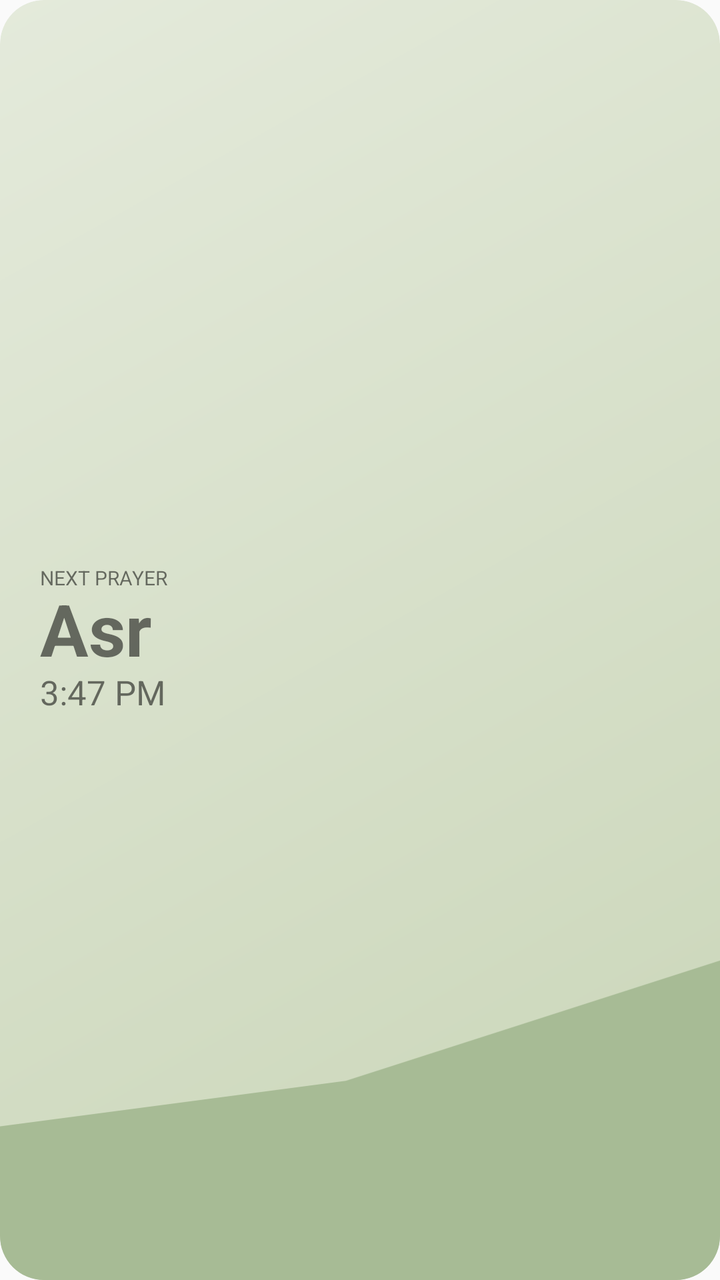
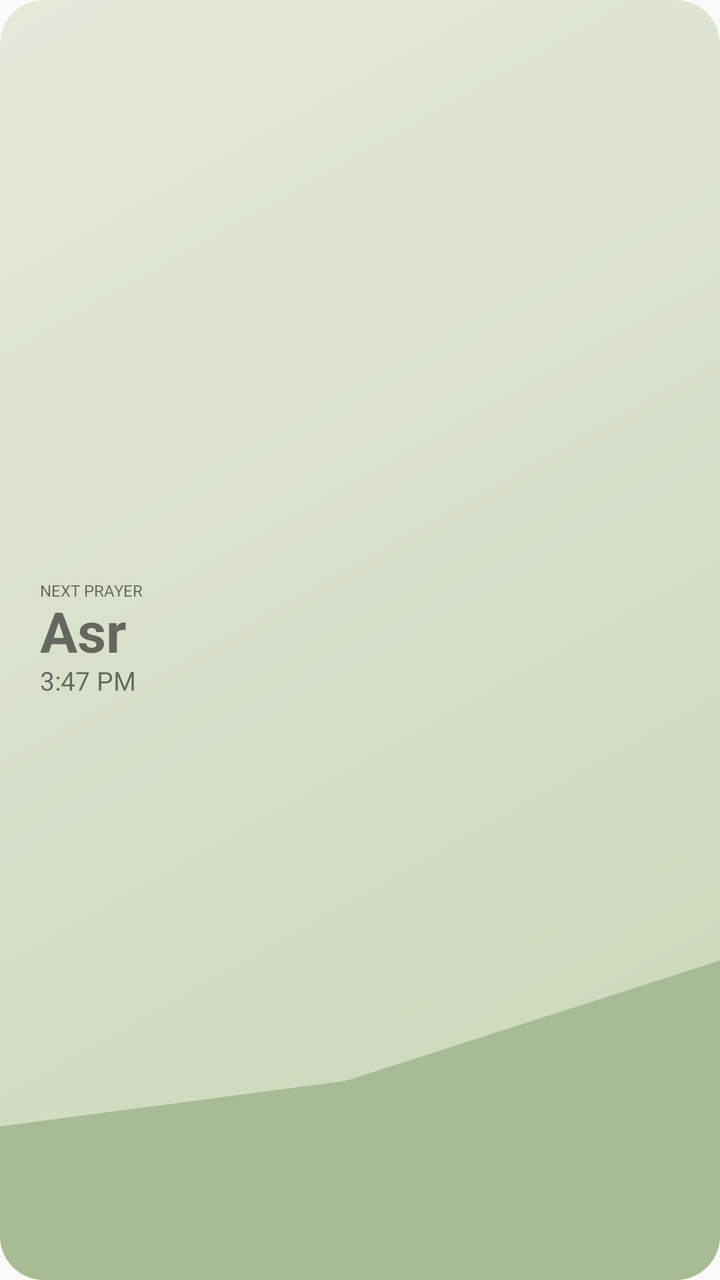

Screens rendered from an Android XML layout before and after an edit, with the pre-edit source and the edit as a unified diff.
<!-- AndroidManifest.xml: application theme AppTheme -->
<!-- res/layout/prayer_widget_large.xml -->
<?xml version="1.0" encoding="utf-8"?>
<FrameLayout xmlns:android="http://schemas.android.com/apk/res/android" android:layout_width="match_parent" android:layout_height="match_parent">
 <FrameLayout android:id="@+id/widget_root" android:layout_width="match_parent" android:layout_height="match_parent" android:background="@drawable/widget_asr" android:clipToOutline="true">
  <ImageView android:id="@+id/widget_scene" android:layout_width="match_parent" android:layout_height="match_parent" android:src="@drawable/widget_scene_asr" android:scaleType="centerCrop" android:importantForAccessibility="no" />
  <LinearLayout android:layout_width="match_parent" android:layout_height="match_parent" android:orientation="vertical" android:gravity="start|center_vertical" android:paddingStart="20dp" android:paddingEnd="8dp" android:paddingTop="4dp" android:paddingBottom="4dp">
   <TextView android:id="@+id/widget_label" android:layout_width="match_parent" android:layout_height="wrap_content" android:fontFamily="sans-serif" android:text="NEXT PRAYER" android:gravity="start|center_vertical" android:textSize="10sp" android:includeFontPadding="false" android:maxLines="1" />
   <LinearLayout android:layout_width="match_parent" android:layout_height="wrap_content" android:orientation="horizontal" android:gravity="center_vertical">
    <TextView android:id="@+id/widget_prayer" android:layout_width="wrap_content" android:layout_height="wrap_content" android:layout_marginTop="0dp" android:text="Asr" android:textStyle="bold" android:gravity="start|center_vertical" android:textSize="36sp" android:fontFamily="sans-serif" android:maxLines="1" android:includeFontPadding="false" />
   </LinearLayout>
   <TextView android:id="@+id/widget_time" android:layout_width="match_parent" android:layout_height="wrap_content" android:fontFamily="sans-serif" android:text="3:47 PM" android:gravity="start|center_vertical" android:textSize="17sp" android:maxLines="1" android:includeFontPadding="false" />
   <Chronometer android:id="@+id/widget_countdown" android:layout_width="match_parent" android:layout_height="wrap_content" android:layout_marginTop="0dp" android:textSize="10sp" android:format="In %s" android:visibility="gone" android:maxLines="1" android:includeFontPadding="false" />
   <TextView android:id="@+id/widget_location" android:layout_width="wrap_content" android:layout_height="wrap_content" android:visibility="gone" />
   <TextView android:id="@+id/widget_reflection" android:layout_width="wrap_content" android:layout_height="wrap_content" android:visibility="gone" />
  </LinearLayout>
 </FrameLayout>
</FrameLayout>
<!-- resources referenced by this layout -->
<resources>
  <!-- drawable widget_asr (drawable) -->
  <?xml version="1.0" encoding="utf-8"?>
  <shape xmlns:android="http://schemas.android.com/apk/res/android"><corners android:radius="22dp"/><gradient android:startColor="#E4EADB" android:endColor="#C9D5B7" android:angle="315"/></shape>
  <!-- drawable widget_scene_asr (drawable) -->
  <vector xmlns:android="http://schemas.android.com/apk/res/android" android:width="180dp" android:height="90dp" android:viewportWidth="180" android:viewportHeight="90"><path android:fillColor="#F8F0C9" android:pathData="M150,31a16,16 0,1 0,0 32a16,16 0,1 0,0 -32" /><path android:fillColor="#A7BB95" android:pathData="M0,78L28,77L51,81L89,76L117,67L142,72L180,61L180,90L0,90Z" /></vector>
  <style name="AppTheme" parent="Theme.AppCompat.Light.DarkActionBar">
          
          <item name="colorPrimary">@color/colorPrimary</item>
          <item name="colorPrimaryDark">@color/colorPrimaryDark</item>
          <item name="colorAccent">@color/colorAccent</item>
      </style>
</resources>

<!-- the commit's change to res/layout/prayer_widget_large.xml (unified diff, before → after) -->
@@ -3,12 +3,12 @@
  <FrameLayout android:id="@+id/widget_root" android:layout_width="match_parent" android:layout_height="match_parent" android:background="@drawable/widget_asr" android:clipToOutline="true">
   <ImageView android:id="@+id/widget_scene" android:layout_width="match_parent" android:layout_height="match_parent" android:src="@drawable/widget_scene_asr" android:scaleType="centerCrop" android:importantForAccessibility="no" />
   <LinearLayout android:layout_width="match_parent" android:layout_height="match_parent" android:orientation="vertical" android:gravity="start|center_vertical" android:paddingStart="20dp" android:paddingEnd="8dp" android:paddingTop="4dp" android:paddingBottom="4dp">
-   <TextView android:id="@+id/widget_label" android:layout_width="match_parent" android:layout_height="wrap_content" android:fontFamily="sans-serif" android:text="NEXT PRAYER" android:gravity="start|center_vertical" android:textSize="10sp" android:includeFontPadding="false" android:maxLines="1" />
+   <TextView android:id="@+id/widget_label" android:layout_width="match_parent" android:layout_height="wrap_content" android:fontFamily="sans-serif" android:text="NEXT PRAYER" android:gravity="start|center_vertical" android:textSize="8sp" android:includeFontPadding="false" android:maxLines="1" />
    <LinearLayout android:layout_width="match_parent" android:layout_height="wrap_content" android:orientation="horizontal" android:gravity="center_vertical">
-    <TextView android:id="@+id/widget_prayer" android:layout_width="wrap_content" android:layout_height="wrap_content" android:layout_marginTop="0dp" android:text="Asr" android:textStyle="bold" android:gravity="start|center_vertical" android:textSize="36sp" android:fontFamily="sans-serif" android:maxLines="1" android:includeFontPadding="false" />
+    <TextView android:id="@+id/widget_prayer" android:layout_width="wrap_content" android:layout_height="wrap_content" android:layout_marginTop="0dp" android:text="Asr" android:textStyle="bold" android:gravity="start|center_vertical" android:textSize="28sp" android:fontFamily="sans-serif" android:maxLines="1" android:includeFontPadding="false" />
    </LinearLayout>
-   <TextView android:id="@+id/widget_time" android:layout_width="match_parent" android:layout_height="wrap_content" android:fontFamily="sans-serif" android:text="3:47 PM" android:gravity="start|center_vertical" android:textSize="17sp" android:maxLines="1" android:includeFontPadding="false" />
-   <Chronometer android:id="@+id/widget_countdown" android:layout_width="match_parent" android:layout_height="wrap_content" android:layout_marginTop="0dp" android:textSize="10sp" android:format="In %s" android:visibility="gone" android:maxLines="1" android:includeFontPadding="false" />
+   <TextView android:id="@+id/widget_time" android:layout_width="match_parent" android:layout_height="wrap_content" android:fontFamily="sans-serif" android:text="3:47 PM" android:gravity="start|center_vertical" android:textSize="13sp" android:maxLines="1" android:includeFontPadding="false" />
+   <Chronometer android:id="@+id/widget_countdown" android:layout_width="match_parent" android:layout_height="wrap_content" android:layout_marginTop="0dp" android:textSize="8sp" android:format="In %s" android:visibility="gone" android:maxLines="1" android:includeFontPadding="false" />
    <TextView android:id="@+id/widget_location" android:layout_width="wrap_content" android:layout_height="wrap_content" android:visibility="gone" />
    <TextView android:id="@+id/widget_reflection" android:layout_width="wrap_content" android:layout_height="wrap_content" android:visibility="gone" />
   </LinearLayout>
